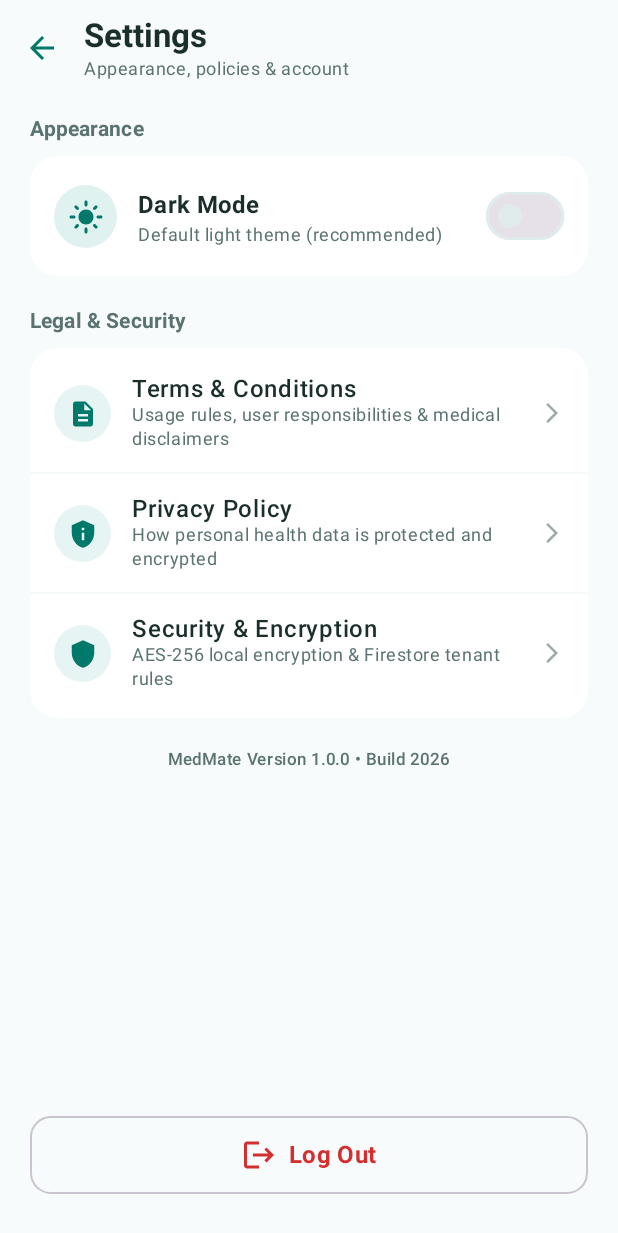
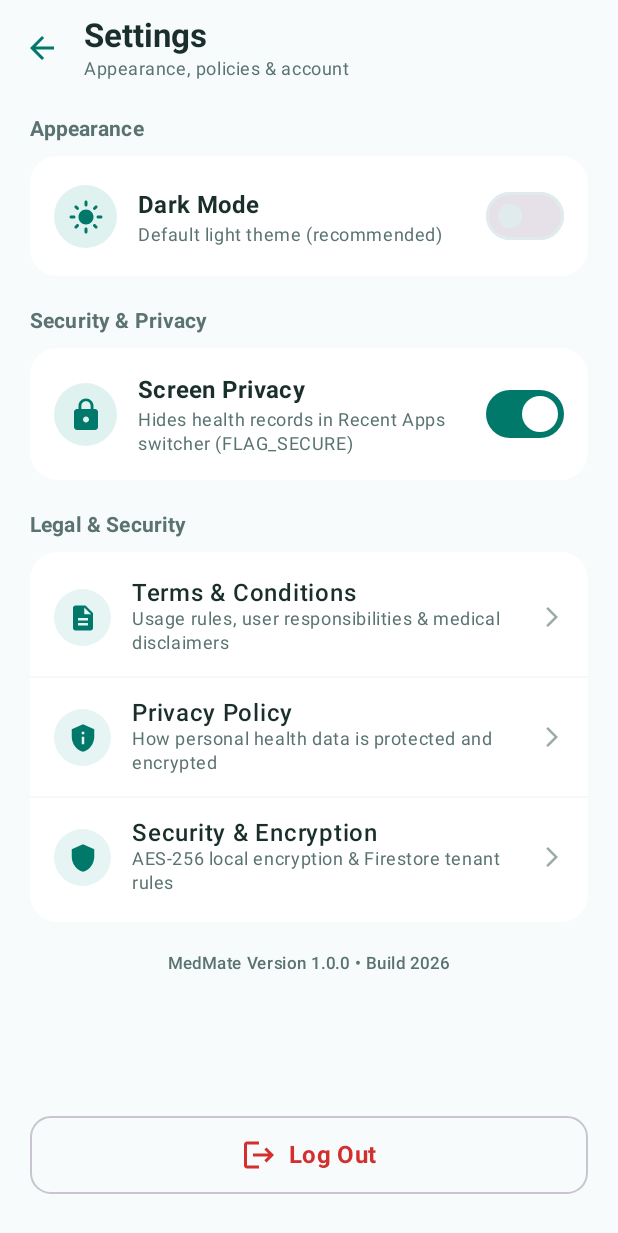
Before and after one commit to RajputMayurSingh69/mayur-and-dhyey-internship-, an Android app built with Jetpack Compose: the SettingsScreen screen opened through its navigation route, on a phone screen of 412 x 824 dp. Shown: the top 1233 px of the screen. Run offline under Robolectric (Android 15) with nearby library versions, the phone set to English and light mode, and no system bars; our stand-ins replace Firebase (no records; nobody signed in at launch, a user with empty details on screens opened directly).

Commit message:
fix(security): resolve midnight time boundary, add ProGuard rules, enable FLAG_SECURE screen privacy, and harden offline robustness

```diff
--- a/app/src/main/AndroidManifest.xml
+++ b/app/src/main/AndroidManifest.xml
@@ -26,6 +26,7 @@
         android:roundIcon="@mipmap/ic_launcher_round"
         android:supportsRtl="true"
         android:usesCleartextTraffic="false"
+        android:networkSecurityConfig="@xml/network_security_config"
         android:theme="@style/Theme.MayurAndDhyeyInternshipProject">
 
         <activity
--- a/app/src/main/java/com/example/mayuranddhyeyinternshipproject/MainActivity.kt
+++ b/app/src/main/java/com/example/mayuranddhyeyinternshipproject/MainActivity.kt
@@ -1,6 +1,7 @@
 package com.example.mayuranddhyeyinternshipproject
 
 import android.os.Bundle
+import android.view.WindowManager
 import androidx.activity.ComponentActivity
 import androidx.activity.compose.setContent
 import androidx.activity.enableEdgeToEdge
@@ -30,10 +31,14 @@ class MainActivity : ComponentActivity() {
         enableEdgeToEdge()
 
         val securityPreferences = SecurityPreferences(this)
+        applyScreenPrivacy(securityPreferences.isScreenPrivacyEnabled)
 
         setContent {
             var isDarkMode by remember {
                 mutableStateOf(securityPreferences.isDarkMode)
+            }
+            var isScreenPrivacy by remember {
+                mutableStateOf(securityPreferences.isScreenPrivacyEnabled)
             }
 
             MedMateTheme(darkTheme = isDarkMode) {
@@ -47,6 +52,12 @@ class MainActivity : ComponentActivity() {
                             isDarkMode = enabled
                             securityPreferences.isDarkMode = enabled
                         },
+                        isScreenPrivacy = isScreenPrivacy,
+                        onToggleScreenPrivacy = { enabled ->
+                            isScreenPrivacy = enabled
+                            securityPreferences.isScreenPrivacyEnabled = enabled
+                            applyScreenPrivacy(enabled)
+                        },
                         onExitApp = {
                             finish()
                         }
@@ -55,4 +66,15 @@ class MainActivity : ComponentActivity() {
             }
         }
     }
+
+    private fun applyScreenPrivacy(enabled: Boolean) {
+        if (enabled) {
+            window.setFlags(
+                WindowManager.LayoutParams.FLAG_SECURE,
+                WindowManager.LayoutParams.FLAG_SECURE
+            )
+        } else {
+            window.clearFlags(WindowManager.LayoutParams.FLAG_SECURE)
+        }
+    }
 }
--- a/app/src/main/java/com/example/mayuranddhyeyinternshipproject/data/model/DoseRecord.kt
+++ b/app/src/main/java/com/example/mayuranddhyeyinternshipproject/data/model/DoseRecord.kt
@@ -1,10 +1,12 @@
 package com.example.mayuranddhyeyinternshipproject.data.model
 
+import androidx.annotation.Keep
 import com.google.firebase.firestore.IgnoreExtraProperties
 
 /**
  * Dose intake record stored under "users/{userId}/history/{historyId}".
  */
+@Keep
 @IgnoreExtraProperties
 data class DoseRecord(
     val id: String = "",
--- a/app/src/main/java/com/example/mayuranddhyeyinternshipproject/data/model/PharmacyInfo.kt
+++ b/app/src/main/java/com/example/mayuranddhyeyinternshipproject/data/model/PharmacyInfo.kt
@@ -1,8 +1,8 @@
 package com.example.mayuranddhyeyinternshipproject.data.model
 
-/**
- * Nearby Pharmacy entity with location and contact details.
- */
+import androidx.annotation.Keep
+
+@Keep
 data class PharmacyInfo(
     val id: String,
     val name: String,
--- a/app/src/main/java/com/example/mayuranddhyeyinternshipproject/data/model/UserProfile.kt
+++ b/app/src/main/java/com/example/mayuranddhyeyinternshipproject/data/model/UserProfile.kt
@@ -1,11 +1,13 @@
 package com.example.mayuranddhyeyinternshipproject.data.model
 
+import androidx.annotation.Keep
 import com.google.firebase.firestore.IgnoreExtraProperties
 
 /**
  * User Profile data class stored in Cloud Firestore under "users/{userId}".
  * Health data notice: Contains user personal data; protected under Firestore security rules.
  */
+@Keep
 @IgnoreExtraProperties
 data class UserProfile(
     val uid: String = "",
--- a/app/src/main/java/com/example/mayuranddhyeyinternshipproject/data/repository/SecurityPreferences.kt
+++ b/app/src/main/java/com/example/mayuranddhyeyinternshipproject/data/repository/SecurityPreferences.kt
@@ -32,6 +32,10 @@ class SecurityPreferences(context: Context) {
         get() = prefs.getBoolean(KEY_DARK_MODE, false)
         set(value) = prefs.edit().putBoolean(KEY_DARK_MODE, value).apply()
 
+    var isScreenPrivacyEnabled: Boolean
+        get() = prefs.getBoolean(KEY_SCREEN_PRIVACY, true) // Enabled by default for health data privacy
+        set(value) = prefs.edit().putBoolean(KEY_SCREEN_PRIVACY, value).apply()
+
     var cachedUserId: String?
         get() = prefs.getString(KEY_CACHED_USER_ID, null)
         set(value) = prefs.edit().putString(KEY_CACHED_USER_ID, value).apply()
@@ -46,6 +50,7 @@ class SecurityPreferences(context: Context) {
 
     companion object {
         private const val KEY_DARK_MODE = "pref_dark_mode"
+        private const val KEY_SCREEN_PRIVACY = "pref_screen_privacy"
         private const val KEY_CACHED_USER_ID = "pref_cached_user_id"
         private const val KEY_CACHED_USER_NAME = "pref_cached_user_name"
     }
--- a/app/src/main/java/com/example/mayuranddhyeyinternshipproject/navigation/MedMateNavGraph.kt
+++ b/app/src/main/java/com/example/mayuranddhyeyinternshipproject/navigation/MedMateNavGraph.kt
@@ -34,6 +34,8 @@ fun MedMateNavGraph(
     navController: NavHostController,
     isDarkMode: Boolean,
     onToggleDarkMode: (Boolean) -> Unit,
+    isScreenPrivacy: Boolean,
+    onToggleScreenPrivacy: (Boolean) -> Unit,
     onExitApp: () -> Unit
 ) {
     val authRepository = AuthRepository()
@@ -176,6 +178,8 @@ fun MedMateNavGraph(
             SettingsScreen(
                 isDarkMode = isDarkMode,
                 onToggleDarkMode = onToggleDarkMode,
+                isScreenPrivacy = isScreenPrivacy,
+                onToggleScreenPrivacy = onToggleScreenPrivacy,
                 onNavigateToTerms = { navController.navigate(Screen.Terms.route) },
                 onNavigateToPrivacy = { navController.navigate(Screen.PrivacyPolicy.route) },
                 onNavigateBack = { navController.popBackStack() },
--- a/app/src/main/java/com/example/mayuranddhyeyinternshipproject/reminder/BootReceiver.kt
+++ b/app/src/main/java/com/example/mayuranddhyeyinternshipproject/reminder/BootReceiver.kt
@@ -5,6 +5,7 @@ import android.content.Context
 import android.content.Intent
 import com.example.mayuranddhyeyinternshipproject.data.repository.AuthRepository
 import com.example.mayuranddhyeyinternshipproject.data.repository.MedicineRepository
+import com.google.firebase.FirebaseApp
 import kotlinx.coroutines.CoroutineScope
 import kotlinx.coroutines.Dispatchers
 import kotlinx.coroutines.SupervisorJob
@@ -27,6 +28,9 @@ class BootReceiver : BroadcastReceiver() {
             val pendingResult = goAsync()
             scope.launch {
                 try {
+                    if (FirebaseApp.getApps(context).isEmpty()) {
+                        FirebaseApp.initializeApp(context)
+                    }
                     val authRepo = AuthRepository()
                     val userId = authRepo.getCurrentUserId()
                     if (!userId.isNullOrBlank()) {
--- a/app/src/main/java/com/example/mayuranddhyeyinternshipproject/reminder/NotificationActionReceiver.kt
+++ b/app/src/main/java/com/example/mayuranddhyeyinternshipproject/reminder/NotificationActionReceiver.kt
@@ -31,8 +31,10 @@ class NotificationActionReceiver : BroadcastReceiver() {
         val slotName = intent.getStringExtra(NotificationHelper.EXTRA_SLOT_NAME) ?: ""
         val scheduledTime = intent.getStringExtra(NotificationHelper.EXTRA_SCHEDULED_TIME) ?: ""
 
-        // Dismiss the notification
-        NotificationManagerCompat.from(context).cancel(notificationId)
+        // Dismiss the notification safely
+        try {
+            NotificationManagerCompat.from(context).cancel(notificationId)
+        } catch (ignored: Exception) {}
 
         when (intent.action) {
             NotificationHelper.ACTION_MARK_TAKEN -> {
--- a/app/src/main/java/com/example/mayuranddhyeyinternshipproject/ui/screens/settings/SettingsScreen.kt
+++ b/app/src/main/java/com/example/mayuranddhyeyinternshipproject/ui/screens/settings/SettingsScreen.kt
@@ -59,6 +59,8 @@ import com.example.mayuranddhyeyinternshipproject.ui.theme.TealPrimary
 fun SettingsScreen(
     isDarkMode: Boolean,
     onToggleDarkMode: (Boolean) -> Unit,
+    isScreenPrivacy: Boolean,
+    onToggleScreenPrivacy: (Boolean) -> Unit,
     onNavigateToTerms: () -> Unit,
     onNavigateToPrivacy: () -> Unit,
     onNavigateBack: () -> Unit,
@@ -178,7 +180,71 @@ fun SettingsScreen(
 
                 Spacer(modifier = Modifier.height(20.dp))
 
-                // 2. Legal & Policies Card
+                // 2. Security & Screen Privacy Card
+                Text(
+                    text = "Security & Privacy",
+                    style = MaterialTheme.typography.labelLarge.copy(fontWeight = FontWeight.Bold),
+                    color = MaterialTheme.colorScheme.onSurfaceVariant
+                )
+                Spacer(modifier = Modifier.height(8.dp))
+                Card(
+                    modifier = Modifier.fillMaxWidth(),
+                    shape = RoundedCornerShape(18.dp),
+                    colors = CardDefaults.cardColors(containerColor = MaterialTheme.colorScheme.surface)
+                ) {
+                    Column(modifier = Modifier.padding(16.dp)) {
+                        Row(
+                            modifier = Modifier.fillMaxWidth(),
+                            verticalAlignment = Alignment.CenterVertically,
+                            horizontalArrangement = Arrangement.SpaceBetween
+                        ) {
+                            Row(
+                                modifier = Modifier.weight(1f),
+                                verticalAlignment = Alignment.CenterVertically
+                            ) {
+                                Box(
+                                    modifier = Modifier
+                                        .size(42.dp)
+                                        .background(MintAccent.copy(alpha = 0.25f), CircleShape),
+                                    contentAlignment = Alignment.Center
+                                ) {
+                                    Icon(
+                                        imageVector = Icons.Default.Lock,
+                                        contentDescription = null,
+                                        tint = TealPrimary,
+                                        modifier = Modifier.size(24.dp)
+                                    )
+                                }
+                                Spacer(modifier = Modifier.width(14.dp))
+                                Column {
+                                    Text(
+                                        text = "Screen Privacy",
+                                        style = MaterialTheme.typography.titleMedium.copy(fontWeight = FontWeight.Bold),
+                                        color = MaterialTheme.colorScheme.onSurface
+                                    )
+                                    Text(
+                                        text = "Hides health records in Recent Apps switcher (FLAG_SECURE)",
+                                        style = MaterialTheme.typography.bodySmall,
+                                        color = MaterialTheme.colorScheme.onSurfaceVariant
+                                    )
+                                }
+                            }
+                            Spacer(modifier = Modifier.width(8.dp))
+                            Switch(
+                                checked = isScreenPrivacy,
+                                onCheckedChange = onToggleScreenPrivacy,
+                                colors = SwitchDefaults.colors(
+                                    checkedThumbColor = Color.White,
+                                    checkedTrackColor = TealPrimary
+                                )
+                            )
+                        }
+                    }
+                }
+
+                Spacer(modifier = Modifier.height(20.dp))
+
+                // 3. Legal & Policies Card
                 Text(
                     text = "Legal & Security",
                     style = MaterialTheme.typography.labelLarge.copy(fontWeight = FontWeight.Bold),
```
Also changed, not shown: app/build.gradle.kts (+5 -4 lines), app/src/main/java/com/example/mayuranddhyeyinternshipproject/MedMateApp.kt (+18 -3 lines), app/src/main/java/com/example/mayuranddhyeyinternshipproject/data/model/Medicine.kt (+2 -7 lines), app/src/main/java/com/example/mayuranddhyeyinternshipproject/data/repository/ValidationUtils.kt (+12 -3 lines), app/src/main/java/com/example/mayuranddhyeyinternshipproject/reminder/NotificationHelper.kt (+17 -9 lines), app/src/main/java/com/example/mayuranddhyeyinternshipproject/reminder/ReminderScheduler.kt (+15 -5 lines), app/src/main/res/xml/network_security_config.xml (added, +8 -0 lines), 2 other files.
